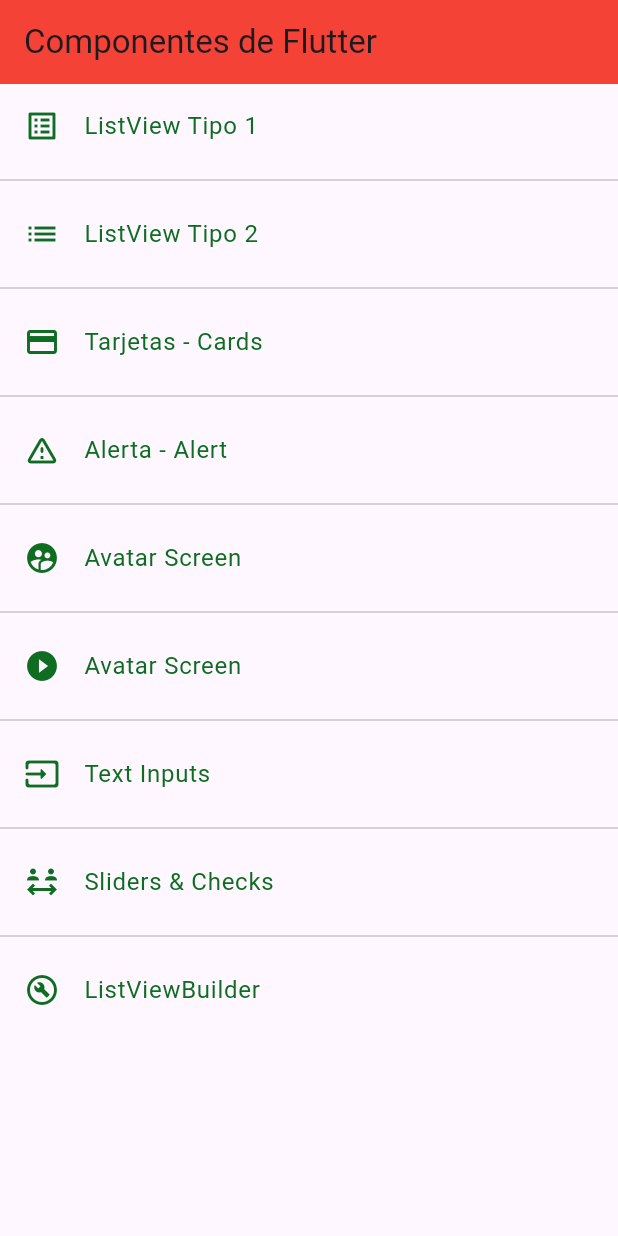
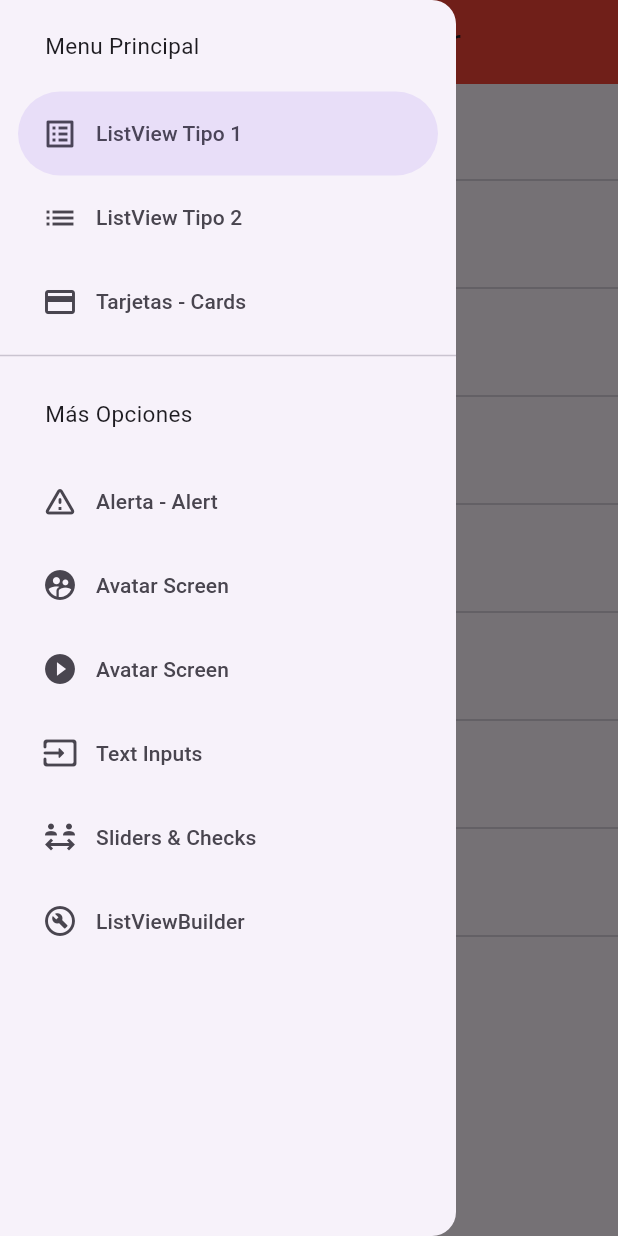
Before and after one commit to NormandoRamirezDelgado/flutter-6D, a Flutter app: the screen it shows after launch, with the side drawer open (before the commit the screen has no drawer), on a phone screen of 412 x 824 dp. Run offline on Flutter 3.47's test engine with Material 3 defaults, Android fonts, the phone set to English and light mode, and no system bars.

Commit message:
Menu Side

```diff
--- a/listview/lib/screens/home_screen.dart
+++ b/listview/lib/screens/home_screen.dart
@@ -1,6 +1,7 @@
 import 'package:flutter/material.dart';
 import 'package:listview/router/app_routes.dart';
 import 'package:listview/themes/app_theme.dart';
+import 'package:listview/widgets/side_menu.dart';
 
 class HomeScreen extends StatelessWidget {
 
@@ -10,8 +11,10 @@
   Widget build(BuildContext context) {
 
     final menuOptions = AppRoutes.menuOptions;
+    final scaffolKey = GlobalKey<ScaffoldState>();
 
     return Scaffold(
+      key: scaffolKey,
       appBar: AppBar(
         //backgroundColor: Colors.blue[600],
         title: Text('Componentes de Flutter'),
@@ -26,7 +29,8 @@
         ),
         separatorBuilder: (context, index) => Divider(),
         itemCount: menuOptions.length
-      )
+      ),
+      drawer: SideMenu(scaffoldKey: scaffolKey,),
     );
   }
 }
--- a/listview/lib/screens/slider_screen.dart
+++ b/listview/lib/screens/slider_screen.dart
@@ -55,7 +55,7 @@
           Switch.adaptive(
             activeColor: AppTheme.primary,
             value: _sliderEnabled,
-            onChanged: (value) => setState(() {_sliderEnabled = value ?? true; }),
+            onChanged: (value) => setState(() {_sliderEnabled = value; }),
           ),
 
           SwitchListTile.adaptive(
--- /dev/null
+++ b/listview/lib/widgets/side_menu.dart
@@ -0,0 +1,82 @@
+import 'package:flutter/material.dart';
+import 'package:listview/router/app_routes.dart';
+
+class SideMenu extends StatefulWidget {
+
+  final GlobalKey<ScaffoldState> scaffoldKey;
+
+  const SideMenu({
+    super.key,
+    required this.scaffoldKey
+  });
+
+  @override
+  State<SideMenu> createState() => _SideMenuState();
+}
+
+class _SideMenuState extends State<SideMenu> {
+
+  //Saber que opción del menú esta seleccionada
+  int navDrawerIndex = 0;
+
+  @override
+  Widget build(BuildContext context) {
+    return NavigationDrawer(
+      selectedIndex: navDrawerIndex,
+      onDestinationSelected: (seleccion) {
+        setState(() {
+          navDrawerIndex = seleccion;
+        });
+        //Navgación
+        final menuItem = AppRoutes.menuOptions[seleccion];
+        Navigator.of(context).pushNamed(menuItem.route);
+
+        //Para hacer una referencia a las propiuedades del StateFulWidget
+        widget.scaffoldKey.currentState?.closeDrawer();
+      },
+        children: [
+
+          Padding(
+            padding: const EdgeInsets.fromLTRB(30, 20, 15, 20),
+            child: Text('Menu Principal', style: TextStyle(fontSize: 15),),
+          ),
+
+          ...AppRoutes.menuOptions
+            .sublist(0, 3)
+            .map((item) => NavigationDrawerDestination(
+              icon: Icon(item.icon),
+              label: Text(item.name)
+            )
+          ),
+
+          Divider(),
+
+          Padding(
+            padding: const EdgeInsets.fromLTRB(30, 20, 15, 20),
+            child: Text('Más Opciones', style: TextStyle(fontSize: 15),),
+          ),
+
+          ...AppRoutes.menuOptions
+            .sublist(3)
+            .map((item) => NavigationDrawerDestination(
+              icon: Icon(item.icon),
+              label: Text(item.name)
+            )
+          ),
+
+          // NavigationDrawerDestination(
+          //   icon: Icon(Icons.home),
+          //   label: Text('Home Screen')
+          // ),
+          // NavigationDrawerDestination(
+          //   icon: Icon(Icons.list_alt_outlined),
+          //   label: Text('ListView')
+          // ),
+          // NavigationDrawerDestination(
+          //   icon: Icon(Icons.line_style_outlined),
+          //   label: Text('Cards')
+          // ),
+        ]
+      );
+  }
+}
--- a/listview/lib/widgets/widgets.dart
+++ b/listview/lib/widgets/widgets.dart
@@ -1,3 +1,4 @@
 export 'package:listview/widgets/custom_card_type_1.dart';
 export 'package:listview/widgets/custom_card_type_2.dart';
 export 'package:listview/widgets/custom_input_field.dart';
+export 'package:listview/widgets/side_menu.dart';
```
